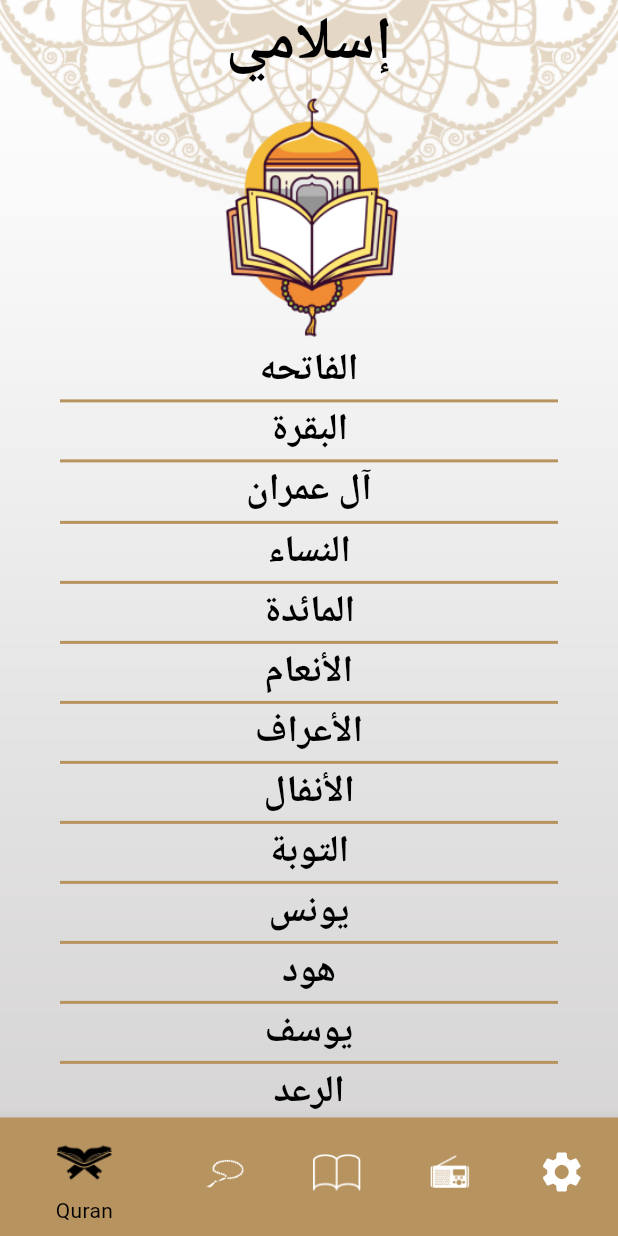
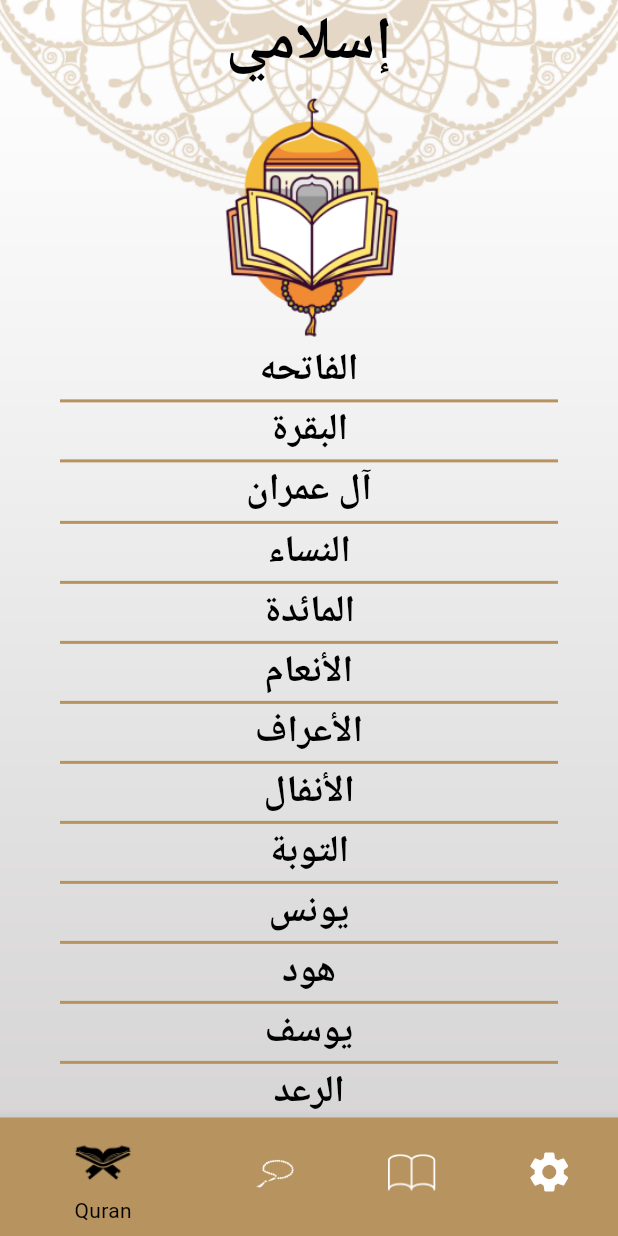
Before and after one commit to AhmedAmro565/islami_app, a Flutter app: the screen it shows after launch, on a phone screen of 412 x 824 dp. Run offline on Flutter 3.47's test engine with Material 3 defaults, Android fonts, the phone set to English and light mode, and no system bars; generated files the repository leaves out were written again.

Commit message:
+ last edit

```diff
--- a/islami_app/lib/screens/home_screen.dart
+++ b/islami_app/lib/screens/home_screen.dart
@@ -1,7 +1,7 @@
 import 'package:flutter/material.dart';
 import 'package:islami_app/styles/my_theme_data.dart';
 import 'package:islami_app/tabs/hadeth_tab/hadeth_tab.dart';
-import 'package:islami_app/tabs/radio_tab/radio_tab.dart';
+
 import 'package:islami_app/tabs/quran_tab/quran_tab.dart';
 import 'package:islami_app/tabs/sebha_tab/sebha.dart';
 import 'package:islami_app/tabs/settings_tab/settings_tab.dart';
@@ -25,7 +25,6 @@ class _HomeScreenState extends State<HomeScreen> {
     QuranTab(),
     SebhaTab(),
     HadethTab(),
-    RadioTab(),
     SettingsTab(),
   ];
 
@@ -73,11 +72,7 @@ class _HomeScreenState extends State<HomeScreen> {
                 icon: ImageIcon(AssetImage(Images.hadeth)),
                 label: AppLocalizations.of(context)!.hadeth_tab,
               ),
-              BottomNavigationBarItem(
-                backgroundColor: Theme.of(context).primaryColor,
-                icon: ImageIcon(AssetImage(Images.radio)),
-                label: AppLocalizations.of(context)!.radio_tab,
-              ),
+
               BottomNavigationBarItem(
                 backgroundColor: Theme.of(context).primaryColor,
                 icon: Icon(Icons.settings),
```
Also changed, not shown: islami_app/lib/tabs/radio_tab/radio_tab.dart (deleted, +0 -10 lines).
